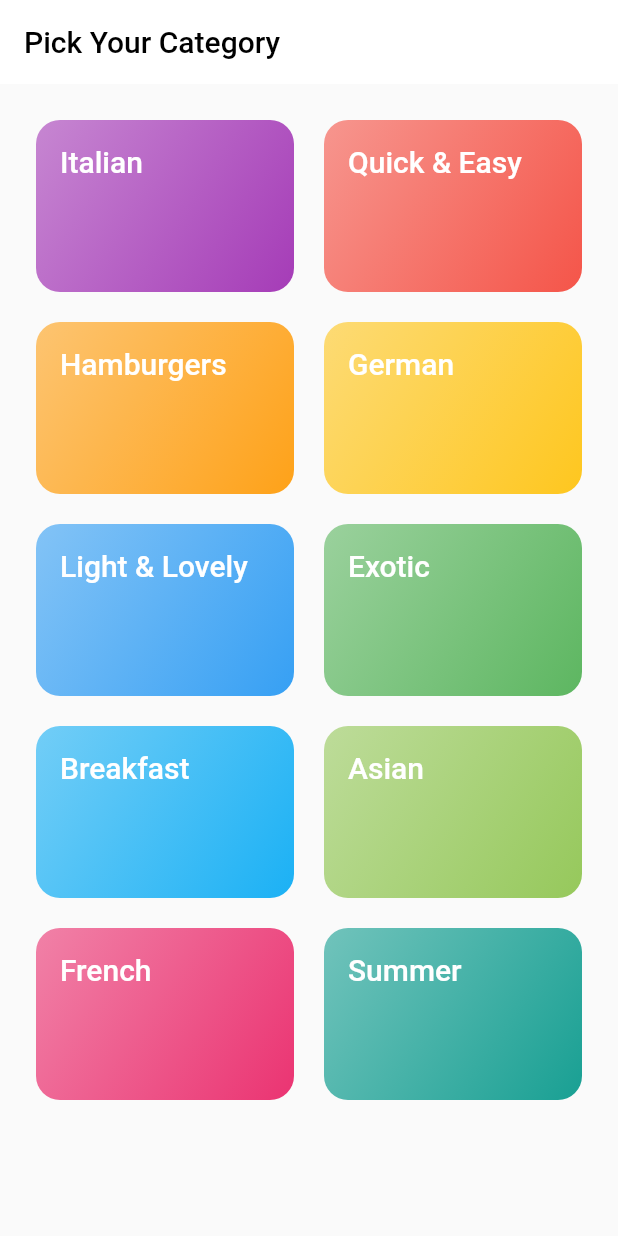
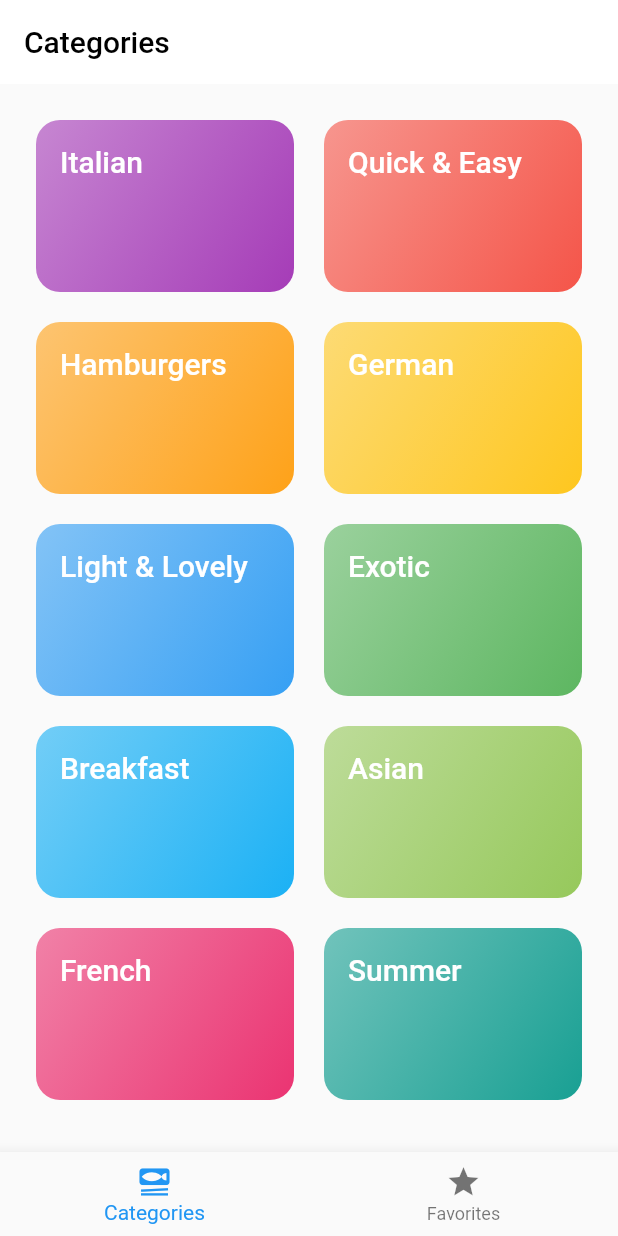
Before and after one commit to MoosaZK/meals_app, a Flutter app: the screen it shows after launch, on a phone screen of 412 x 824 dp. Run offline on Flutter 3.47's test engine with Material 2 defaults, Android fonts, the phone set to English and light mode, and no system bars; our stand-ins replace google_fonts, transparent_image.

Commit message:
added bottom Navigation bar and Favorties

```diff
--- a/lib/main.dart
+++ b/lib/main.dart
@@ -1,7 +1,7 @@
 import 'package:flutter/material.dart';
 
 import 'package:google_fonts/google_fonts.dart';
-import 'package:meals/screens/categories.dart';
+import 'package:meals/screens/tabs.dart';
 
 final theme = ThemeData(
   useMaterial3: true,
@@ -25,7 +25,7 @@ class App extends StatelessWidget {
       theme: ThemeData().copyWith(
         useMaterial3: true,
       ),
-      home: const CategoriesScreen(),
+      home: const TabsScreen(),
     );
   }
 }
--- a/lib/screens/categories.dart
+++ b/lib/screens/categories.dart
@@ -1,11 +1,13 @@
 import 'package:flutter/material.dart';
 import 'package:meals/data/dummy_data.dart';
 import 'package:meals/models/category.dart';
+import 'package:meals/models/meal.dart';
 import 'package:meals/screens/meals.dart';
 import 'package:meals/widgets/category_grid_item.dart';
 
 class CategoriesScreen extends StatelessWidget {
-  const CategoriesScreen({super.key});
+  const CategoriesScreen({super.key, required this.onToggleFavorties});
+  final void Function(Meal meal) onToggleFavorties;
   void _selectCategory(context, Category category) {
     final filteredMeals = dummyMeals
         .where((meal) => meal.categories.contains(category.id))
@@ -13,19 +15,18 @@ class CategoriesScreen extends StatelessWidget {
     Navigator.push(
       context,
       MaterialPageRoute(
-        builder: (ctx) =>
-            MealsScreen(title: category.title, meals: filteredMeals),
+        builder: (ctx) => MealsScreen(
+          title: category.title,
+          meals: filteredMeals,
+          onToggleFavourties: onToggleFavorties,
+        ),
       ),
     );
   }
 
   @override
   Widget build(BuildContext context) {
-    return Scaffold(
-      appBar: AppBar(
-        title: const Text('Pick Your Category'),
-      ),
-      body: GridView(
+    return GridView(
       padding: const EdgeInsets.all(24),
       gridDelegate: const SliverGridDelegateWithFixedCrossAxisCount(
           crossAxisCount: 2,
@@ -41,7 +42,6 @@ class CategoriesScreen extends StatelessWidget {
             },
           )
       ],
-      ),
     );
   }
 }
--- /dev/null
+++ b/lib/screens/tabs.dart
@@ -0,0 +1,66 @@
+import 'package:flutter/material.dart';
+import 'package:meals/models/meal.dart';
+import 'package:meals/screens/categories.dart';
+import 'package:meals/screens/meals.dart';
+
+class TabsScreen extends StatefulWidget {
+  const TabsScreen({super.key});
+
+  @override
+  State<TabsScreen> createState() {
+    return _TabsScreenState();
+  }
+}
+
+class _TabsScreenState extends State<TabsScreen> {
+  int _selectedPageIndex = 0;
+  void _selectPage(int index) {
+    setState(() {
+      _selectedPageIndex = index;
+    });
+  }
+
+  final List<Meal> _favorites = [];
+
+  void _toggleMealFavorites(Meal meal) {
+    final existingMeal = _favorites.contains(meal);
+    if (existingMeal) {
+      setState(() {
+        _favorites.remove(meal);
+      });
+    } else {
+      setState(() {
+        _favorites.add(meal);
+      });
+    }
+  }
+
+  @override
+  Widget build(BuildContext context) {
+    Widget activePage = CategoriesScreen(
+      onToggleFavorties: _toggleMealFavorites,
+    );
+    var activePageTitle = 'Categories';
+    if (_selectedPageIndex == 1) {
+      activePage = MealsScreen(
+        meals: _favorites,
+        onToggleFavourties: _toggleMealFavorites,
+      );
+      activePageTitle = 'Favorites';
+    }
+    return Scaffold(
+      appBar: AppBar(
+        title: Text(activePageTitle),
+      ),
+      body: activePage,
+      bottomNavigationBar: BottomNavigationBar(
+        onTap: _selectPage,
+        items: const [
+          BottomNavigationBarItem(
+              icon: Icon(Icons.set_meal), label: 'Categories'),
+          BottomNavigationBarItem(icon: Icon(Icons.star), label: 'Favorites'),
+        ],
+      ),
+    );
+  }
+}
--- a/lib/widgets/category_grid_item.dart
+++ b/lib/widgets/category_grid_item.dart
@@ -1,6 +1,5 @@
 import 'package:flutter/material.dart';
 import 'package:meals/models/category.dart';
-import 'package:meals/models/meal.dart';
 
 class CategoryGridItem extends StatelessWidget {
   const CategoryGridItem(
--- /dev/null
+++ b/lib/widgets/meals_item_trait.dart
@@ -0,0 +1,6 @@
+// import 'package:flutter/material.dart';
+
+// class MealsItemTrait extends StatelessWidget {
+//   const MealsItemTrait({super.key});
+
+// }
```
Also changed, not shown: lib/screens/meals.dart (+28 -4 lines), lib/screens/meals_details.dart (added, +62 -0 lines), lib/widgets/meal_item.dart (+5 -2 lines). Lines whose indentation alone changed are shown as unchanged.
